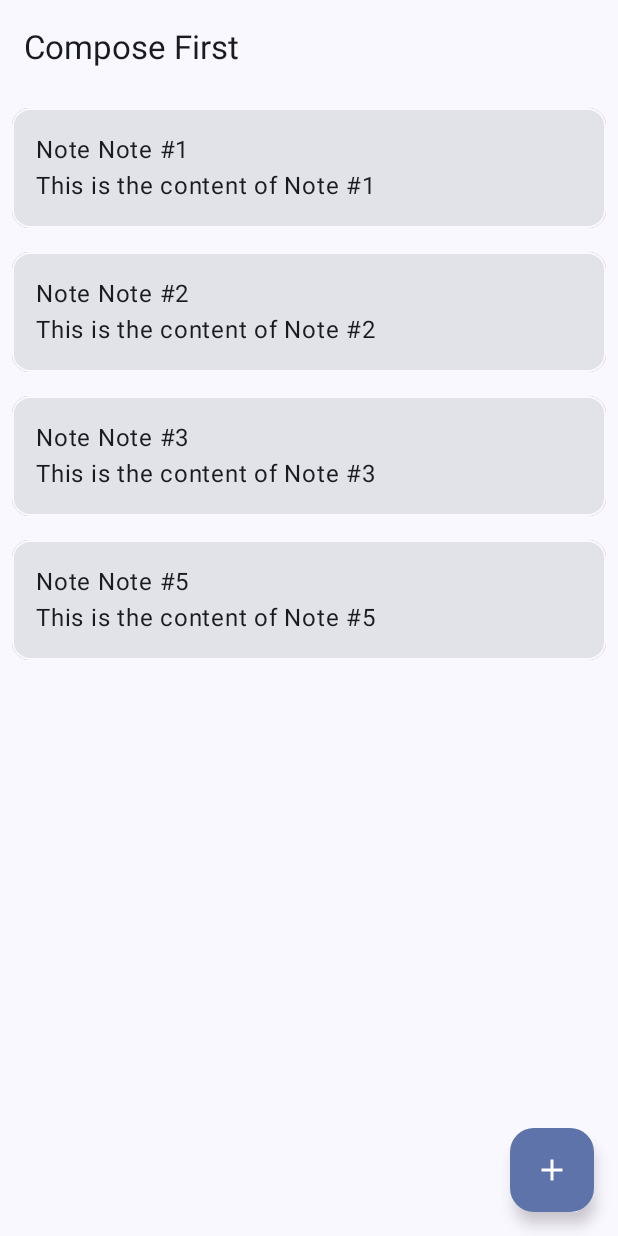
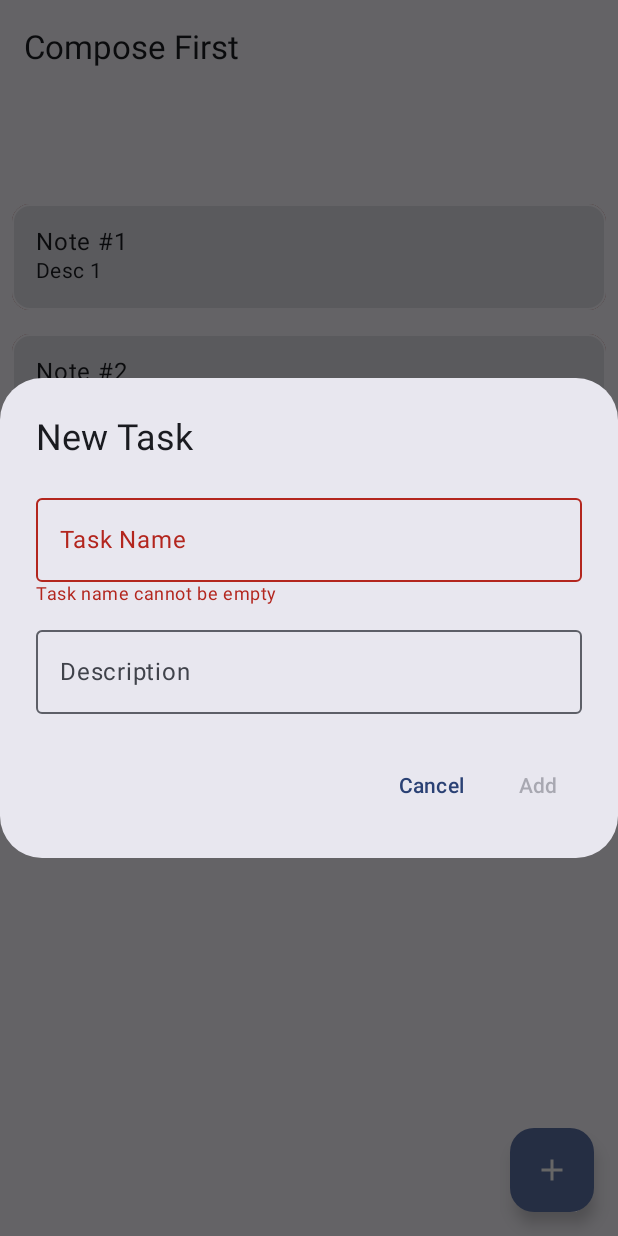
Before and after one commit to LordLux/TaskManagerCompose, an Android app built with Jetpack Compose: the screen it shows after launch (MainActivity), after a tap on "Add", on a phone screen of 412 x 824 dp. Run offline under Robolectric (Android 15) with nearby library versions, the phone set to English and light mode, and no system bars.

Commit message:
implement note repository with data persistence and UI integration

```diff
--- a/app/build.gradle.kts
+++ b/app/build.gradle.kts
@@ -43,6 +43,8 @@ android {
 }
 
 dependencies {
+    implementation(libs.androidx.datastore.preferences)
+    implementation(libs.gson)
     implementation(libs.androidx.core.ktx)
     implementation(libs.androidx.lifecycle.runtime.ktx)
     implementation(libs.androidx.activity.compose)
--- a/app/src/main/java/com/lordlux/composefirst/MainActivity.kt
+++ b/app/src/main/java/com/lordlux/composefirst/MainActivity.kt
@@ -4,20 +4,11 @@ import android.os.Bundle
 import androidx.activity.ComponentActivity
 import androidx.activity.compose.setContent
 import androidx.activity.enableEdgeToEdge
-import androidx.compose.animation.AnimatedVisibility
-import androidx.compose.animation.core.tween
-import androidx.compose.animation.fadeOut
-import androidx.compose.animation.slideOutHorizontally
 import androidx.compose.foundation.background
 import androidx.compose.foundation.border
-import androidx.compose.foundation.layout.Box
-import androidx.compose.foundation.layout.Column
-import androidx.compose.foundation.layout.fillMaxSize
-import androidx.compose.foundation.layout.fillMaxWidth
-import androidx.compose.foundation.layout.padding
+import androidx.compose.foundation.layout.*
 import androidx.compose.foundation.lazy.LazyColumn
 import androidx.compose.foundation.lazy.items
-import androidx.compose.foundation.shape.CircleShape
 import androidx.compose.foundation.shape.RoundedCornerShape
 import androidx.compose.material.DismissDirection
 import androidx.compose.material.icons.*
@@ -25,16 +16,18 @@ import androidx.compose.material.icons.filled.*
 import androidx.compose.material3.Card
 import androidx.compose.material3.ExperimentalMaterial3Api
 import androidx.compose.material3.FloatingActionButton
-import androidx.compose.material3.Icon
-import androidx.compose.material3.MaterialTheme
-import androidx.compose.material3.Scaffold
-import androidx.compose.material3.Text
-import androidx.compose.material3.TopAppBar
-import androidx.compose.runtime.Composable
-import androidx.compose.runtime.mutableStateListOf
-import androidx.compose.runtime.remember
+import androidx.compose.material3.*
+import androidx.compose.runtime.*
+import androidx.compose.runtime.snapshots.SnapshotStateList
 import androidx.compose.ui.Modifier
 import androidx.compose.ui.unit.dp
+import androidx.compose.ui.text.font.Font.*
+import androidx.compose.ui.text.style.*
+import androidx.compose.ui.platform.LocalContext
+import com.lordlux.composefirst.ui.theme.ComposeFirstTheme
+import kotlinx.coroutines.flow.collect
+import kotlinx.coroutines.flow.flow
+import kotlinx.coroutines.delay
 
 // Imports from app
 import com.lordlux.composefirst.ui.theme.ComposeFirstTheme
@@ -48,10 +41,8 @@ import androidx.compose.runtime.LaunchedEffect
 import androidx.compose.runtime.getValue
 import androidx.compose.runtime.mutableStateOf
 import androidx.compose.runtime.setValue
-import androidx.compose.runtime.snapshots.SnapshotStateList
 import androidx.compose.ui.Alignment
 import androidx.compose.ui.graphics.Color
-import kotlinx.coroutines.delay
 
 class MainActivity : ComponentActivity() {
 	override fun onCreate(savedInstanceState: Bundle?) {
@@ -75,78 +66,114 @@ fun ComposeFirstApp() {
 @OptIn(ExperimentalMaterial3Api::class)
 @Composable
 fun MainScreen() {
-	val notes = remember { mutableStateListOf(Note(1, "Note #1"), Note(2, "Note #2"), Note(3, "Note #3")) }
+	val context = LocalContext.current
+	val notes = remember { mutableStateListOf<Note>() }
+	var nextId by remember { mutableStateOf(0) }
+	var showDialog by remember { mutableStateOf(false) }
+	var loading by remember { mutableStateOf(true) }
 
-	var nextId = remember { notes.size + 1 }
-
-	fun newNote() {
-		notes.add(Note(id = nextId++, text = "Note #$nextId"))
+	// Load notes from disk
+	LaunchedEffect(Unit) {
+		loading = true
+		val savedNotes = NoteRepository.loadNotes(context)
+		if (savedNotes.isNotEmpty()) {
+			notes.addAll(savedNotes)
+			nextId = savedNotes.maxOf { it.id } + 1
+		} else {
+			// Optionally, load some default notes if none are saved.
+			notes.addAll(listOf(Note(1, "Note #1", "Desc 1"), Note(2, "Note #2"), Note(3, "Note #3", "Desc 3")))
+			nextId = 4
+		}
+		loading = false
 	}
 
-	@Composable
-	fun NoteList(noteslist: MutableList<Note>, modifier: Modifier = Modifier) {
-		LazyColumn(modifier = modifier.fillMaxSize()) {
+	// Save notes to disk
+	LaunchedEffect(notes) {
+		snapshotFlow { notes.toList() }.collect { currentNotes ->
+			NoteRepository.saveNotes(context, currentNotes)
+		}
+	}
+
+	// Function to add a note
+	fun addNote(title: String, desc: String = "") {
+		notes.add(Note(id = nextId, title = title, desc = desc))
+		nextId++
+	}
+
+	// Main screen layout
+	Scaffold(
+		topBar = { TopAppBar(title = { Text("Compose First") }) },
+		floatingActionButton = {
+			FloatingActionButton(
+				onClick = { showDialog = true },
+				content = { Icon(Icons.Filled.Add, contentDescription = "Add") },
+			)
+		},
+	) { paddingValues ->
+		Box(
+			modifier = Modifier
+				.padding(paddingValues)
+				.fillMaxSize(),
+			contentAlignment = Alignment.TopCenter,
+		) {
+			if (loading) CircularProgressIndicator(modifier = Modifier.padding(36.dp))
+			else LazyColumn(
+				modifier = Modifier
+					.padding(paddingValues)
+					.fillMaxSize()
+			) {
 				items(
 					items = notes,
-				key = { note -> note.id }  // ✅ Now using unique IDs instead of text
+					key = { note -> note.id },
 				) { note ->
-				NoteItem(note = note, onDismiss = { noteslist.remove(note) })
+					NoteItem(note = note, onDismiss = { notes.remove(note) })
+				}
+				if (notes.isEmpty()) {
+					item {
+						Row(modifier = Modifier.fillMaxWidth(), verticalAlignment = Alignment.CenterVertically, horizontalArrangement = Arrangement.Center) {
+							Text(text = "There are no notes yet", textAlign = TextAlign.Center)
 						}
 					}
 				}
-
-	Scaffold(
-		topBar = {
-			TopAppBar(title = { Text("Compose First") })
+			}
+		}
+	}
+	if (showDialog) {
+		NewTaskDialog(
+			onDismiss = { showDialog = false },
+			onConfirm = { name, desc ->
+				addNote(name, desc)
+				showDialog = false
 			},
-		floatingActionButton = {
-			FloatingActionButton(
-				onClick = { newNote() },
-				content = { Icon(Icons.Filled.Add, contentDescription = "Add") },
 		)
-		},
-	) { paddingValues -> NoteList(notes, Modifier.padding(paddingValues)) }
+	}
 }
 
 // Data class for the note
-data class Note(val id: Int, val text: String)
+data class Note(val id: Int, val title: String, val desc: String = "")
 
 @OptIn(ExperimentalMaterialApi::class)
 @Composable
 fun NoteItem(note: Note, onDismiss: () -> Unit) {
-	val dismissState = rememberDismissState(
-		confirmStateChange = { dismissValue ->
+	val dismissState = rememberDismissState(confirmStateChange = { dismissValue ->
 		dismissValue == DismissValue.DismissedToEnd || dismissValue == DismissValue.DismissedToStart
-		}
-	)
+	})
 
-	if (dismissState.currentValue == DismissValue.DismissedToEnd ||
-		dismissState.currentValue == DismissValue.DismissedToStart) {
-		LaunchedEffect(note) {
-			// Adjust the delay to match the animation duration (default ~300ms)
-			kotlinx.coroutines.delay(300)
-			onDismiss()
+	LaunchedEffect(dismissState.currentValue) {
+		if (dismissState.currentValue == DismissValue.DismissedToEnd || dismissState.currentValue == DismissValue.DismissedToStart) {
+			// Delay before removing to match animation duration
+			onDismiss() // Remove the note after the animation completes
 		}
 	}
 
-	SwipeToDismiss(
-		state = dismissState,
-		directions = setOf(DismissDirection.StartToEnd, DismissDirection.EndToStart),
-		background = {
-			val bgcolor =
-				if (dismissState.targetValue == DismissValue.Default)
-					MaterialTheme.colorScheme.background
-				else
-					MaterialTheme.colorScheme.error
-			val iconcolor =
-				if (dismissState.targetValue != DismissValue.Default)
-					MaterialTheme.colorScheme.onError
-				else
-					MaterialTheme.colorScheme.error
+	SwipeToDismiss(state = dismissState, directions = setOf(DismissDirection.StartToEnd, DismissDirection.EndToStart), background = {
+		val bgcolor = if (dismissState.targetValue == DismissValue.Default) MaterialTheme.colorScheme.background
+		else MaterialTheme.colorScheme.error
+		val iconcolor = if (dismissState.targetValue != DismissValue.Default) MaterialTheme.colorScheme.onError
+		else MaterialTheme.colorScheme.error
 
 		BgDeleteBox(bgcolor, iconcolor)
-		},
-		dismissContent = {
+	}, dismissContent = {
 		Card(
 			modifier = Modifier
 				.padding(8.dp)
@@ -157,12 +184,11 @@ fun NoteItem(note: Note, onDismiss: () -> Unit) {
 					.padding(16.dp)
 					.fillMaxWidth()
 			) {
-					Text("Note ${note.text}")
-					Text("This is the content of ${note.text}")
+				Text(note.title, style = MaterialTheme.typography.bodyLarge)
+				if (note.desc.isNotBlank()) Text(note.desc, style = MaterialTheme.typography.bodyMedium)
 			}
 		}
-		}
-	)
+	})
 }
 
 
@@ -178,3 +204,58 @@ fun BgDeleteBox(bgcolor: Color, iconcolor: Color) {
 		Icon(Icons.Filled.Delete, contentDescription = "Delete", tint = iconcolor, modifier = Modifier.padding(16.dp))
 	}
 }
+
+@OptIn(ExperimentalMaterial3Api::class)
+@Composable
+fun NewTaskDialog(onDismiss: () -> Unit, onConfirm: (String, String) -> Unit) {
+	var taskName by remember { mutableStateOf("") }
+	var taskDesc by remember { mutableStateOf("") }
+
+	val isConfirmEnabled = taskName.isNotBlank() && taskName.length <= 50 && taskDesc.length <= 200
+
+	AlertDialog(
+		onDismissRequest = onDismiss, title = { Text("New Task") },
+		text = {
+			Column {
+				OutlinedTextField(
+					value = taskName,
+					onValueChange = { taskName = it },
+					label = { Text("Task Name") },
+					modifier = Modifier.fillMaxWidth(),
+					isError = taskName.isBlank() || taskName.length > 50,
+				)
+				if (taskName.isBlank()) {
+					Text(text = "Task name cannot be empty", color = MaterialTheme.colorScheme.error, style = MaterialTheme.typography.bodySmall)
+				} else if (taskName.length > 50) {
+					Text(text = "Task name too long (max 50 characters)", color = MaterialTheme.colorScheme.error, style = MaterialTheme.typography.bodySmall)
+				}
+				Spacer(modifier = Modifier.height(8.dp))
+				OutlinedTextField(
+					value = taskDesc,
+					onValueChange = { taskDesc = it },
+					label = { Text("Description") },
+					modifier = Modifier.fillMaxWidth(),
+					isError = taskDesc.length > 200,
+				)
+				if (taskDesc.length > 200) {
+					Text(text = "Description too long (max 200 characters)", color = MaterialTheme.colorScheme.error, style = MaterialTheme.typography.bodySmall)
+				}
+			}
+		},
+		confirmButton = {
+			TextButton(
+				onClick = {
+					onConfirm(taskName, taskDesc)
+				},
+				enabled = isConfirmEnabled,
+			) {
+				Text("Add")
+			}
+		},
+		dismissButton = {
+			TextButton(onClick = onDismiss) {
+				Text("Cancel")
+			}
+		},
+	)
+}
--- a/app/src/main/java/com/lordlux/composefirst/Previews.kt
+++ b/app/src/main/java/com/lordlux/composefirst/Previews.kt
@@ -51,12 +51,14 @@ fun DeleteSwipePreview() {
 	val error1 = MaterialTheme.colorScheme.error
 	val error2 = MaterialTheme.colorScheme.onError
 	val bg = MaterialTheme.colorScheme.background
-	Column {			// Inactive
+	Column {
+		// Inactive
 		Box(Modifier.height(90.dp)) {
 			BgDeleteBox(
 				bgcolor = bg, iconcolor = error1
 			)
-		}			// Active
+		}
+		// Active
 		Box(Modifier.height(90.dp)) {
 			BgDeleteBox(
 				bgcolor = error1, iconcolor = error2
--- /dev/null
+++ b/app/src/main/java/com/lordlux/composefirst/Repo.kt
@@ -0,0 +1,33 @@
+package com.lordlux.composefirst
+
+import android.content.Context
+import androidx.datastore.preferences.core.edit
+import androidx.datastore.preferences.core.stringPreferencesKey
+import androidx.datastore.preferences.preferencesDataStore
+import com.google.gson.Gson
+import com.google.gson.reflect.TypeToken
+import kotlinx.coroutines.flow.first
+
+// Create an extension property for DataStore in Context.
+val Context.dataStore by preferencesDataStore(name = "notes_prefs")
+
+object NoteRepository {
+	private val NOTES_KEY = stringPreferencesKey("notes")
+	private val gson = Gson()
+
+	// Save the list of notes as a JSON string.
+	suspend fun saveNotes(context: Context, notes: List<Note>) {
+		val json = gson.toJson(notes)
+		context.dataStore.edit { preferences ->
+			preferences[NOTES_KEY] = json
+		}
+	}
+
+	// Load the list of notes. If no value is saved, return an empty list.
+	suspend fun loadNotes(context: Context): List<Note> {
+		val preferences = context.dataStore.data.first()
+		val json = preferences[NOTES_KEY] ?: return emptyList()
+		val type = object : TypeToken<List<Note>>() {}.type
+		return gson.fromJson(json, type)
+	}
+}
--- /dev/null
+++ b/app/src/main/java/com/lordlux/composefirst/data/NoteRepository.kt
@@ -0,0 +1,32 @@
+package com.lordlux.composefirst.data
+
+import android.content.Context
+import com.lordlux.composefirst.Note
+import kotlinx.coroutines.Dispatchers
+import kotlinx.coroutines.withContext
+import java.io.File
+
+object NoteRepository {
+	private const val FILE_NAME = "notes.json"
+
+	suspend fun loadNotes(context: Context): List<Note> = withContext(Dispatchers.IO) {
+		val file = File(context.filesDir, FILE_NAME)
+		if (file.exists()) {
+			val json = file.readText()
+			// Deserialize JSON to List<Note>
+			// Assuming you have a JSON library like kotlinx.serialization or Gson
+			// return Json.decodeFromString(json)
+			// For simplicity, returning an empty list here
+			emptyList()
+		} else {
+			emptyList()
+		}
+	}
+
+	suspend fun saveNotes(context: Context, notes: List<Note>) = withContext(Dispatchers.IO) {
+		val file = File(context.filesDir, FILE_NAME)
+		// Serialize notes to JSON
+		// val json = Json.encodeToString(notes)
+		// file.writeText(json)
+	}
+}
--- a/gradle/libs.versions.toml
+++ b/gradle/libs.versions.toml
@@ -1,5 +1,7 @@
 [versions]
 agp = "8.7.2"
+datastorePreferences = "1.1.2"
+gson = "2.10.1"
 kotlin = "2.0.0"
 coreKtx = "1.10.1"
 junit = "4.13.2"
@@ -12,7 +14,9 @@ material = "1.7.7"
 
 [libraries]
 androidx-core-ktx = { group = "androidx.core", name = "core-ktx", version.ref = "coreKtx" }
+androidx-datastore-preferences = { module = "androidx.datastore:datastore-preferences", version.ref = "datastorePreferences" }
 androidx-material = { module = "androidx.compose.material:material", version.ref = "material" }
+gson = { module = "com.google.code.gson:gson", version.ref = "gson" }
 junit = { group = "junit", name = "junit", version.ref = "junit" }
 androidx-junit = { group = "androidx.test.ext", name = "junit", version.ref = "junitVersion" }
 androidx-espresso-core = { group = "androidx.test.espresso", name = "espresso-core", version.ref = "espressoCore" }
```
Lines whose indentation alone changed are shown as unchanged.
